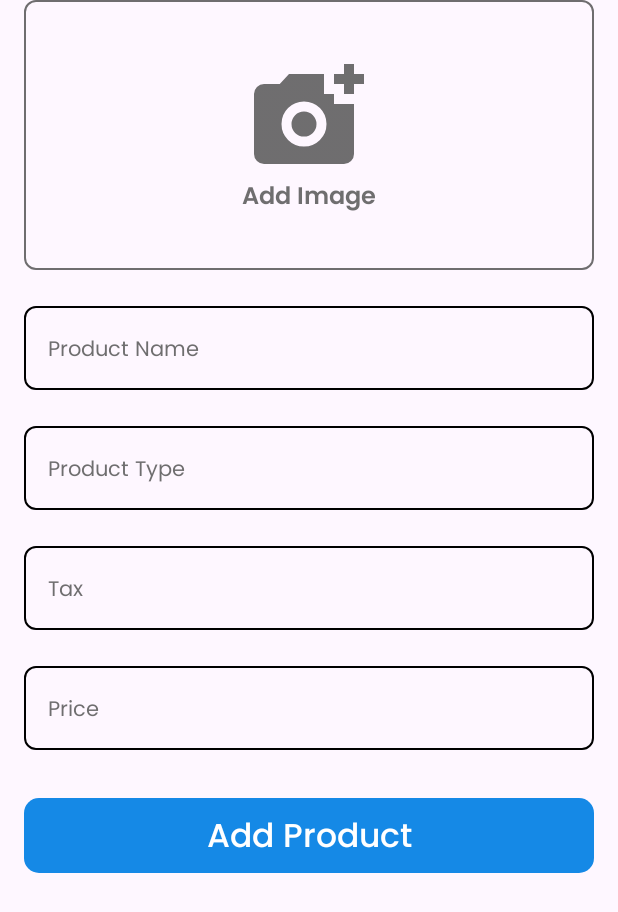
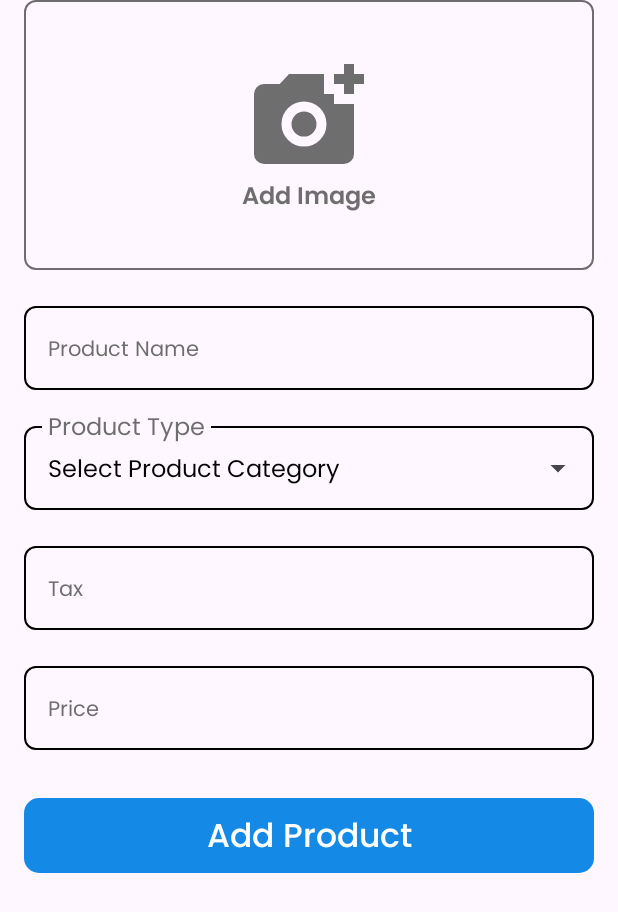
Before and after one commit to devprincefahad/ProdSpec, an Android app built with Jetpack Compose: the composable AddProductForm shown on its own in the app's theme, after a tap on "Add Product", on a phone screen of 412 x 824 dp. Shown: the top 912 px of the screen. Run offline under Robolectric (Android 15) with nearby library versions, the phone set to English and light mode, and no system bars; our stand-ins replace Dagger/Hilt's generated code; libraries missing offline, so code that uses them is left out: com.ramcosta.composedestinations; pictures from the network do not load; 3 statements that could not run were skipped.

Commit message:
category dropdown in add product sheet

```diff
--- a/app/src/main/java/dev/prince/prodspec/ui/home/HomeScreen.kt
+++ b/app/src/main/java/dev/prince/prodspec/ui/home/HomeScreen.kt
@@ -4,8 +4,8 @@ import android.annotation.SuppressLint
 import android.net.Uri
 import androidx.activity.compose.rememberLauncherForActivityResult
 import androidx.activity.result.contract.ActivityResultContracts
-import androidx.compose.animation.core.tween
 import androidx.compose.foundation.BorderStroke
+import androidx.compose.foundation.background
 import androidx.compose.foundation.border
 import androidx.compose.foundation.clickable
 import androidx.compose.foundation.layout.Arrangement
@@ -15,7 +15,6 @@ import androidx.compose.foundation.layout.Spacer
 import androidx.compose.foundation.layout.fillMaxSize
 import androidx.compose.foundation.layout.fillMaxWidth
 import androidx.compose.foundation.layout.height
-import androidx.compose.foundation.layout.imePadding
 import androidx.compose.foundation.layout.padding
 import androidx.compose.foundation.layout.size
 import androidx.compose.foundation.lazy.LazyColumn
@@ -29,6 +28,9 @@ import androidx.compose.material3.ButtonDefaults
 import androidx.compose.material3.CircularProgressIndicator
 import androidx.compose.material3.DropdownMenu
 import androidx.compose.material3.DropdownMenuItem
+import androidx.compose.material3.ExperimentalMaterial3Api
+import androidx.compose.material3.ExposedDropdownMenuBox
+import androidx.compose.material3.ExposedDropdownMenuDefaults
 import androidx.compose.material3.ExtendedFloatingActionButton
 import androidx.compose.material3.FabPosition
 import androidx.compose.material3.Icon
@@ -44,17 +46,19 @@ import androidx.compose.runtime.mutableStateOf
 import androidx.compose.runtime.remember
 import androidx.compose.runtime.setValue
 import androidx.compose.ui.Alignment
+import androidx.compose.ui.ExperimentalComposeUiApi
 import androidx.compose.ui.Modifier
 import androidx.compose.ui.draw.clip
 import androidx.compose.ui.graphics.Color
 import androidx.compose.ui.layout.ContentScale
-import androidx.compose.ui.platform.LocalContext
+import androidx.compose.ui.platform.LocalSoftwareKeyboardController
 import androidx.compose.ui.res.painterResource
 import androidx.compose.ui.text.TextStyle
 import androidx.compose.ui.text.font.FontWeight
 import androidx.compose.ui.text.input.KeyboardType
 import androidx.compose.ui.unit.dp
 import androidx.compose.ui.unit.sp
+import androidx.compose.ui.window.PopupProperties
 import androidx.hilt.navigation.compose.hiltViewModel
 import coil.compose.AsyncImage
 import com.ramcosta.composedestinations.annotation.Destination
@@ -70,6 +74,7 @@ import dev.prince.prodspec.ui.theme.DarkWhite
 import dev.prince.prodspec.ui.theme.Gray
 import dev.prince.prodspec.ui.theme.poppinsFamily
 import dev.prince.prodspec.util.Resource
+import kotlinx.coroutines.delay
 
 @SuppressLint("UnrememberedMutableState")
 @Composable
@@ -249,7 +254,7 @@ fun AddProductFab(
 fun AddProductForm(viewModel: HomeViewModel = hiltViewModel()) {
 
     var productName by remember { mutableStateOf("") }
-    var productType by remember { mutableStateOf("") }
+//    var productType by remember { mutableStateOf("") }
     var price by remember { mutableStateOf("") }
     var tax by remember { mutableStateOf("") }
 
@@ -362,46 +367,7 @@ fun AddProductForm(viewModel: HomeViewModel = hiltViewModel()) {
             )
         )
 
-        OutlinedTextField(
-            modifier = Modifier
-                .padding(horizontal = 16.dp)
-                .fillMaxWidth(),
-            value = productType,
-            label = {
-                Text(
-                    text = "Product Type",
-                    style = TextStyle(
-                        fontSize = 14.sp,
-                        fontFamily = poppinsFamily,
-                        color = Gray
-                    )
-                )
-            },
-            shape = RoundedCornerShape(8.dp),
-            onValueChange = {
-                if (it.length <= 25) {
-                    productType = it
-                }
-            },
-            colors = OutlinedTextFieldDefaults.colors(
-                focusedTextColor = Color.Black,
-                unfocusedTextColor = Color.Black,
-                focusedBorderColor = Color.Black,
-                unfocusedBorderColor = Color.Black,
-                focusedLabelColor = Color.Black,
-                unfocusedLabelColor = Color.Gray,
-                cursorColor = Color.Gray
-            ),
-            singleLine = true,
-            keyboardOptions = KeyboardOptions(
-                keyboardType = KeyboardType.Text
-            ),
-            textStyle = TextStyle(
-                fontSize = 12.sp,
-                fontFamily = poppinsFamily,
-                color = Color.Black
-            )
-        )
+        TextFieldDropDown()
 
         OutlinedTextField(
             modifier = Modifier
@@ -491,7 +457,7 @@ fun AddProductForm(viewModel: HomeViewModel = hiltViewModel()) {
                 .fillMaxWidth()
                 .height(50.dp),
             onClick = {
-                viewModel.addItem(productName, productType, price, tax, imageUri)
+                viewModel.addItem(productName, price, tax, imageUri)
                 viewModel.showSheet = false
             },
             shape = RoundedCornerShape(10.dp),
@@ -514,3 +480,98 @@ fun AddProductForm(viewModel: HomeViewModel = hiltViewModel()) {
 
     }
 }
+
+@OptIn(ExperimentalComposeUiApi::class, ExperimentalMaterial3Api::class)
+@Composable
+fun TextFieldDropDown(
+    viewModel: HomeViewModel = hiltViewModel()
+) {
+
+    val keyboardController = LocalSoftwareKeyboardController.current
+
+    ExposedDropdownMenuBox(
+        modifier = Modifier.padding(horizontal = 16.dp),
+        expanded = viewModel.expandedCategoryField,
+        onExpandedChange = {
+            viewModel.expandedCategoryField = !viewModel.expandedCategoryField
+            viewModel.hideKeyboard = true
+        },
+    ) {
+        OutlinedTextField(
+            modifier = Modifier
+                .fillMaxWidth()
+                .menuAnchor(),
+            readOnly = true,
+            value = viewModel.category,
+            onValueChange = {},
+            label = {
+                Text(
+                    text = "Product Type",
+                    style = TextStyle(
+                        fontSize = 16.sp,
+                        fontFamily = poppinsFamily,
+                        color = Gray
+                    )
+                )
+            },
+            trailingIcon = {
+                ExposedDropdownMenuDefaults.TrailingIcon(
+                    expanded = viewModel.expandedCategoryField
+                )
+            },
+            colors = OutlinedTextFieldDefaults.colors(
+                focusedTextColor = Color.Black,
+                unfocusedTextColor = Color.Black,
+                focusedBorderColor = Color.Black,
+                unfocusedBorderColor = Color.Black,
+                focusedLabelColor = Color.Black,
+                unfocusedLabelColor = Color.Gray,
+                cursorColor = Color.Gray
+            ),
+            singleLine = true,
+            shape = RoundedCornerShape(8.dp),
+            textStyle = TextStyle(
+                fontSize = 16.sp,
+                fontFamily = poppinsFamily,
+                color = Color.Black
+            )
+        )
+
+        DropdownMenu(
+            modifier = Modifier
+                .background(Color.White)
+                .exposedDropdownSize(true)
+                .height(200.dp),
+            properties = PopupProperties(focusable = false),
+            expanded = viewModel.expandedCategoryField,
+            onDismissRequest = { viewModel.expandedCategoryField = false },
+        ) {
+            viewModel.categories.forEach { item ->
+                DropdownMenuItem(
+                    text = {
+                        Text(
+                            text = item,
+                            style = TextStyle(
+                                fontSize = 16.sp,
+                                fontFamily = poppinsFamily,
+                                color = Gray
+                            )
+                        )
+                    },
+                    onClick = {
+                        viewModel.category = item
+                        viewModel.productType = item
+                        viewModel.expandedCategoryField = false
+                        viewModel.hideKeyboard = true
+                    },
+                    contentPadding = ExposedDropdownMenuDefaults.ItemContentPadding,
+                )
+            }
+        }
+
+        LaunchedEffect(viewModel.hideKeyboard) {
+            delay(100)
+            keyboardController?.hide()
+        }
+    }
+}
--- a/app/src/main/java/dev/prince/prodspec/ui/home/HomeViewModel.kt
+++ b/app/src/main/java/dev/prince/prodspec/ui/home/HomeViewModel.kt
@@ -2,7 +2,6 @@ package dev.prince.prodspec.ui.home
 
 import android.content.Context
 import android.net.Uri
-import android.util.Log
 import android.webkit.MimeTypeMap
 import androidx.compose.runtime.getValue
 import androidx.compose.runtime.mutableStateOf
@@ -39,6 +38,24 @@ class HomeViewModel @Inject constructor(
     val products: StateFlow<Resource<List<Product>>> = _products
 
     var showSheet by mutableStateOf(false)
+
+    var category by mutableStateOf("Select Product Category")
+
+    var productType by mutableStateOf("")
+
+    var expandedCategoryField by mutableStateOf(false)
+    var hideKeyboard by mutableStateOf(false)
+
+    val categories = listOf(
+        "Clothing",
+        "Electronics",
+        "Home & Kitchen",
+        "Beauty",
+        "Furniture",
+        "Grocery",
+        "Watches",
+        "Other"
+    )
 
     init {
         getProductsList()
@@ -85,7 +102,7 @@ class HomeViewModel @Inject constructor(
     }
 
     fun addItem(
-        productName: String, productType: String, price: String, tax: String, imageUri: Uri?
+        productName: String, price: String, tax: String, imageUri: Uri?
     ) {
         val imagePart: List<MultipartBody.Part>? = imageUri?.let { uri ->
             val imageFile: File = getFileFromUri(context, uri)
```
